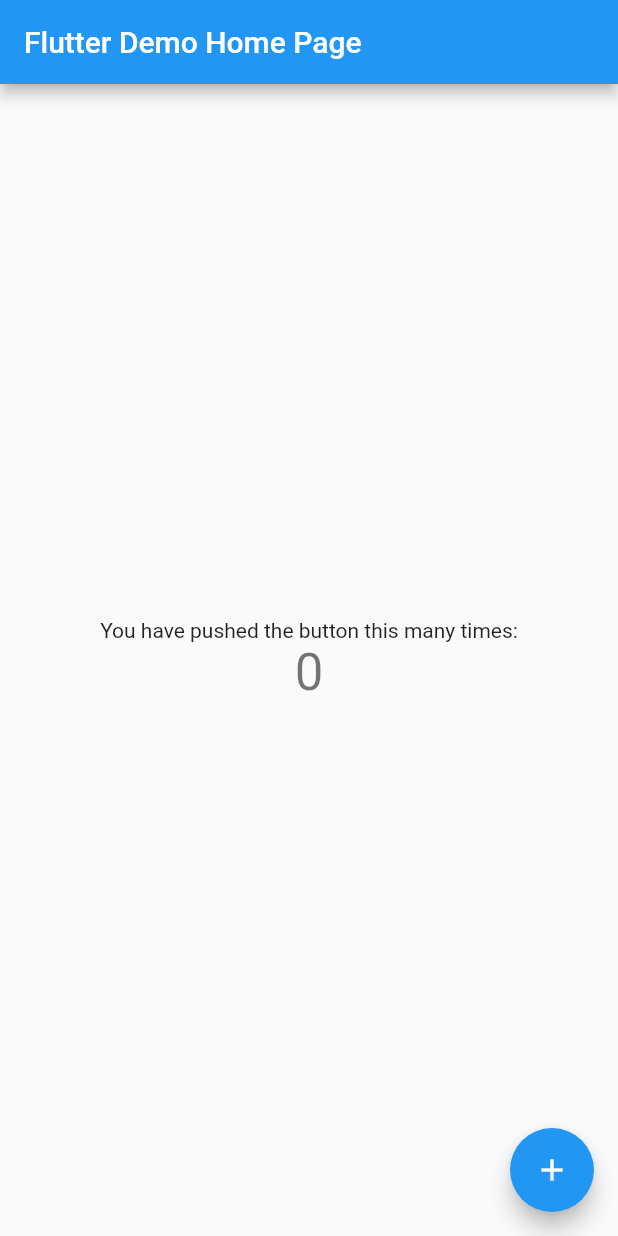
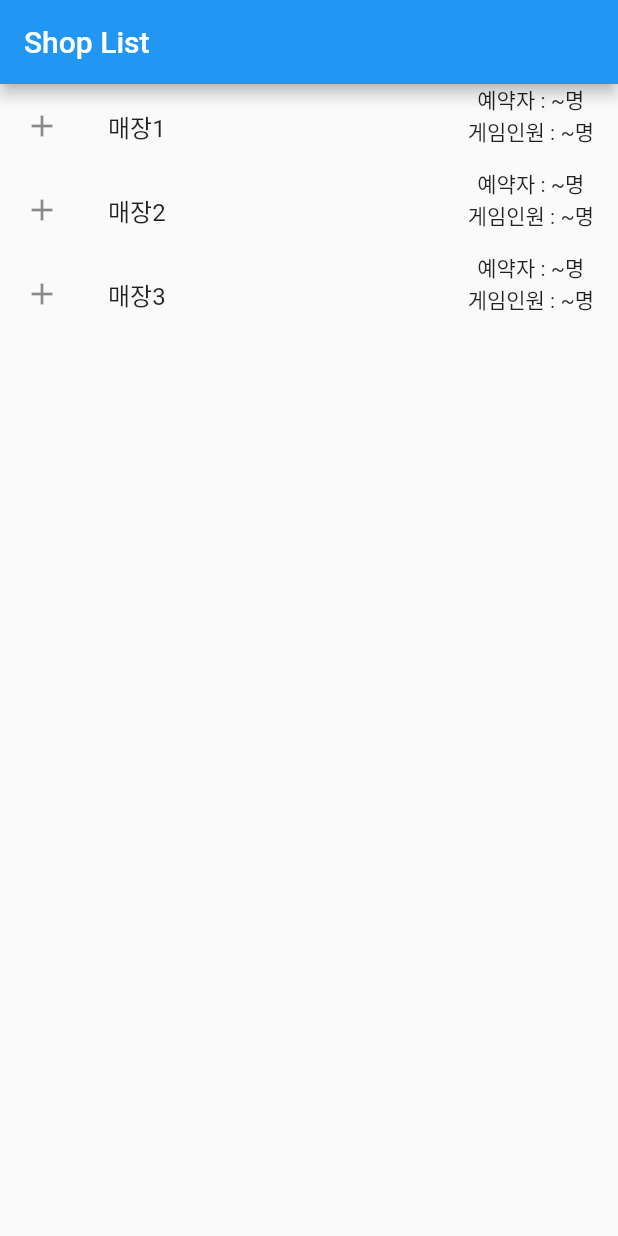
Before and after one commit to KyungChangJeong/Holdem_Pub_Dev, a Flutter app: the screen it shows after launch, on a phone screen of 412 x 824 dp. Run offline on Flutter 3.47's test engine with Material 2 defaults, Android fonts, the light colour scheme and no system bars; missing offline and left inert: flutter_kakao_map, kakaomap_webview.

Commit message:
base code

```diff
--- a/lib/main.dart
+++ b/lib/main.dart
@@ -1,4 +1,5 @@
 import 'package:flutter/material.dart';
+import 'package:holdem_pub/view/shop.dart';
 
 void main() {
   runApp(MyApp());
@@ -11,64 +12,75 @@
     return MaterialApp(
       title: 'Flutter Demo',
       theme: ThemeData(
-
         primarySwatch: Colors.blue,
       ),
-      home: MyHomePage(title: 'Flutter Demo Home Page'),
+      home: ShopList(),
     );
   }
 }
 
-class MyHomePage extends StatefulWidget {
-  MyHomePage({Key? key, required this.title}) : super(key: key);
-
-
-
-  final String title;
-
-  @override
-  _MyHomePageState createState() => _MyHomePageState();
-}
-
-class _MyHomePageState extends State<MyHomePage> {
-  int _counter = 0;
-
-  void _incrementCounter() {
-    setState(() {
-
-      _counter++;
-    });
-  }
-
+class ShopList extends StatelessWidget {
   @override
   Widget build(BuildContext context) {
-
     return Scaffold(
       appBar: AppBar(
-
-        title: Text(widget.title),
+        title: Text('Shop List'),
       ),
-      body: Center(
-
-        child: Column(
-
-          mainAxisAlignment: MainAxisAlignment.center,
-          children: <Widget>[
-            Text(
-              'You have pushed the button this many times:',
+      body: ListView(
+        children: [
+          ListTile(
+            leading: Icon(Icons.add),
+            title: Text('매장1'),
+            trailing: Column(
+              children: [
+                Text('예약자 : ~명'),
+                Text('게임인원 : ~명'),
+              ],
             ),
-            Text(
-              '$_counter',
-              style: Theme.of(context).textTheme.headline4,
+            onTap: () {
+              // 매장 상세 정보 페이지 (Navigator)
+              Navigator.push(
+                context,
+                MaterialPageRoute(builder: (context) => ShopInformation()),
+              );
+            },
+          ),
+          ListTile(
+            leading: Icon(Icons.add),
+            title: Text('매장2'),
+            trailing: Column(
+              children: [
+                Text('예약자 : ~명'),
+                Text('게임인원 : ~명'),
+              ],
             ),
-          ],
-        ),
+            onTap: () {
+              // 매장 상세 정보 페이지 (Navigator)
+              Navigator.push(
+                context,
+                MaterialPageRoute(builder: (context) => ShopInformation()),
+              );
+            },
+          ),
+          ListTile(
+            leading: Icon(Icons.add),
+            title: Text('매장3'),
+            trailing: Column(
+              children: [
+                Text('예약자 : ~명'),
+                Text('게임인원 : ~명'),
+              ],
+            ),
+            onTap: () {
+              // 매장 상세 정보 페이지 (Navigator)
+              Navigator.push(
+                context,
+                MaterialPageRoute(builder: (context) => ShopInformation()),
+              );
+            },
+          ),
+        ],
       ),
-      floatingActionButton: FloatingActionButton(
-        onPressed: _incrementCounter,
-        tooltip: 'Increment',
-        child: Icon(Icons.add),
-      ), // This trailing comma makes auto-formatting nicer for build methods.
     );
   }
 }
--- a/pubspec.yaml
+++ b/pubspec.yaml
@@ -32,6 +32,8 @@
 dev_dependencies:
   flutter_test:
     sdk: flutter
+  flutter_kakao_map: ^0.0.4
+  kakaomap_webview: ^0.2.1+1
 
 # For information on the generic Dart part of this file, see the
 # following page: https://dart.dev/tools/pub/pubspec
```
Also changed, not shown: lib/view/shop.dart (added, +113 -0 lines), pubspec.lock, 3 other files.
